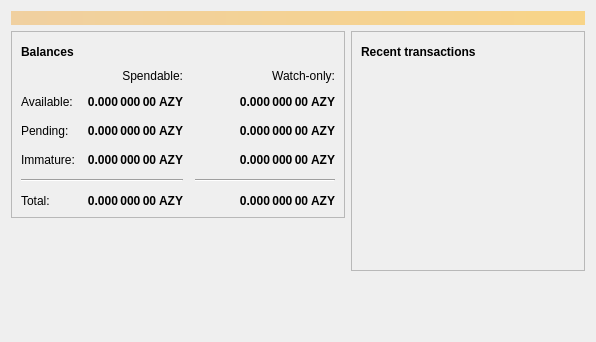
Azivar/AzzyCoin, file src/qt/forms/overviewpage.ui: the form before one commit.
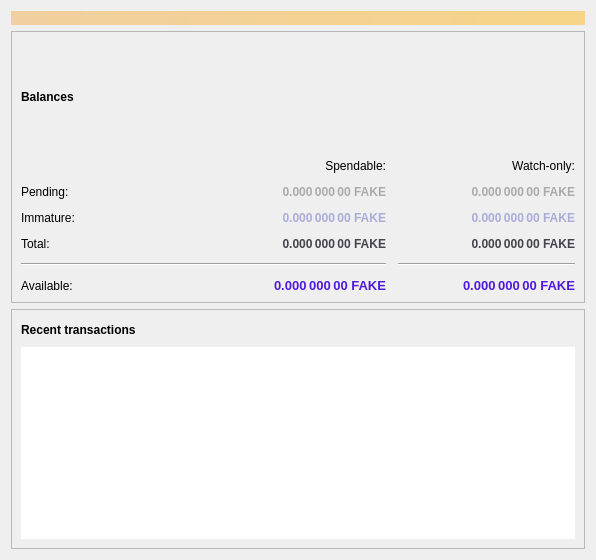
The form after the commit. Icons and pictures are not drawn.

Commit message: icons + net connection

Diff of the .ui file:
```diff
--- a/src/qt/forms/overviewpage.ui
+++ b/src/qt/forms/overviewpage.ui
@@ -7,12 +7,15 @@
     <x>0</x>
     <y>0</y>
     <width>596</width>
-    <height>342</height>
+    <height>560</height>
    </rect>
   </property>
   <property name="windowTitle">
    <string>Form</string>
   </property>
+  <property name="styleSheet">
+   <string notr="true"/>
+  </property>
   <layout class="QVBoxLayout" name="topLayout">
    <item>
     <widget class="QLabel" name="labelAlerts">
@@ -34,9 +37,7 @@
     </widget>
    </item>
    <item>
-    <layout class="QHBoxLayout" name="horizontalLayout" stretch="1,1">
-     <item>
-      <layout class="QVBoxLayout" name="verticalLayout_2">
+    <layout class="QHBoxLayout" name="horizontalLayout_5">
        <item>
         <widget class="QFrame" name="frame">
          <property name="frameShape">
@@ -95,17 +96,45 @@
              </widget>
             </item>
             <item>
-             <spacer name="horizontalSpacer_3">
-              <property name="orientation">
-               <enum>Qt::Horizontal</enum>
-              </property>
-              <property name="sizeHint" stdset="0">
-               <size>
-                <width>40</width>
-                <height>20</height>
-               </size>
-              </property>
-             </spacer>
+           <widget class="QLabel" name="label_wallet_bgcoin">
+            <property name="sizePolicy">
+             <sizepolicy hsizetype="Expanding" vsizetype="Expanding">
+              <horstretch>0</horstretch>
+              <verstretch>0</verstretch>
+             </sizepolicy>
+            </property>
+            <property name="autoFillBackground">
+             <bool>false</bool>
+            </property>
+            <property name="styleSheet">
+             <string notr="true">background-image: url(:/icons/overview_background); background-repeat: no-repeat; background-position: center;</string>
+            </property>
+            <property name="text">
+             <string/>
+            </property>
+            <property name="pixmap">
+             <pixmap>:/icons/overview_background; background-repeat: no-repeat; background-position: center;</pixmap>
+            </property>
+            <property name="scaledContents">
+             <bool>false</bool>
+            </property>
+            <property name="alignment">
+             <set>Qt::AlignCenter</set>
+            </property>
+            <property name="margin">
+             <number>-2</number>
+            </property>
+           </widget>
+          </item>
+          <item>
+           <widget class="QLabel" name="label">
+            <property name="text">
+             <string/>
+            </property>
+            <property name="pixmap">
+             <pixmap>:/icons/nottrue</pixmap>
+            </property>
+           </widget>
             </item>
            </layout>
           </item>
@@ -114,10 +143,21 @@
             <property name="spacing">
              <number>12</number>
             </property>
-            <item row="2" column="2">
-             <widget class="QLabel" name="labelWatchPending">
+          <item row="0" column="1">
+           <widget class="QLabel" name="labelSpendable">
+            <property name="text">
+             <string>Spendable:</string>
+            </property>
+            <property name="alignment">
+             <set>Qt::AlignRight|Qt::AlignTrailing|Qt::AlignVCenter</set>
+            </property>
+           </widget>
+          </item>
+          <item row="7" column="1">
+           <widget class="QLabel" name="labelBalance">
               <property name="font">
                <font>
+              <pointsize>10</pointsize>
                 <weight>75</weight>
                 <bold>true</bold>
                </font>
@@ -126,10 +166,13 @@
                <cursorShape>IBeamCursor</cursorShape>
               </property>
               <property name="toolTip">
-               <string>Unconfirmed transactions to watch-only addresses</string>
+             <string>Your current spendable balance</string>
+            </property>
+            <property name="styleSheet">
+             <string notr="true">color: rgb(80, 25, 221);</string>
               </property>
               <property name="text">
-               <string notr="true">0.000 000 00 AZY</string>
+             <string notr="true">0.000 000 00 FAKE</string>
               </property>
               <property name="alignment">
                <set>Qt::AlignRight|Qt::AlignTrailing|Qt::AlignVCenter</set>
@@ -139,8 +182,22 @@
               </property>
              </widget>
             </item>
-            <item row="2" column="1">
-             <widget class="QLabel" name="labelUnconfirmed">
+          <item row="7" column="0">
+           <widget class="QLabel" name="labelBalanceText">
+            <property name="text">
+             <string>Available:</string>
+            </property>
+           </widget>
+          </item>
+          <item row="2" column="0">
+           <widget class="QLabel" name="labelPendingText">
+            <property name="text">
+             <string>Pending:</string>
+            </property>
+           </widget>
+          </item>
+          <item row="3" column="1">
+           <widget class="QLabel" name="labelImmature">
               <property name="font">
                <font>
                 <weight>75</weight>
@@ -151,10 +208,13 @@
                <cursorShape>IBeamCursor</cursorShape>
               </property>
               <property name="toolTip">
-               <string>Total of transactions that have yet to be confirmed, and do not yet count toward the spendable balance</string>
+             <string>Mined balance that has not yet matured</string>
+            </property>
+            <property name="styleSheet">
+             <string notr="true">color: rgb(170, 172, 217);</string>
               </property>
               <property name="text">
-               <string notr="true">0.000 000 00 AZY</string>
+             <string notr="true">0.000 000 00 FAKE</string>
               </property>
               <property name="alignment">
                <set>Qt::AlignRight|Qt::AlignTrailing|Qt::AlignVCenter</set>
@@ -178,8 +238,11 @@
               <property name="toolTip">
                <string>Mined balance in watch-only addresses that has not yet matured</string>
               </property>
+            <property name="styleSheet">
+             <string notr="true">color: rgb(170, 172, 217);</string>
+            </property>
               <property name="text">
-               <string notr="true">0.000 000 00 AZY</string>
+             <string notr="true">0.000 000 00 FAKE</string>
               </property>
               <property name="alignment">
                <set>Qt::AlignRight|Qt::AlignTrailing|Qt::AlignVCenter</set>
@@ -189,14 +252,45 @@
               </property>
              </widget>
             </item>
-            <item row="4" column="0" colspan="2">
-             <widget class="Line" name="line">
-              <property name="orientation">
-               <enum>Qt::Horizontal</enum>
-              </property>
-             </widget>
-            </item>
-            <item row="4" column="2">
+          <item row="2" column="2">
+           <widget class="QLabel" name="labelWatchPending">
+            <property name="font">
+             <font>
+              <weight>75</weight>
+              <bold>true</bold>
+             </font>
+            </property>
+            <property name="cursor">
+             <cursorShape>IBeamCursor</cursorShape>
+            </property>
+            <property name="toolTip">
+             <string>Unconfirmed transactions to watch-only addresses</string>
+            </property>
+            <property name="styleSheet">
+             <string notr="true">color: rgb(170, 170, 170);</string>
+            </property>
+            <property name="text">
+             <string notr="true">0.000 000 00 FAKE</string>
+            </property>
+            <property name="alignment">
+             <set>Qt::AlignRight|Qt::AlignTrailing|Qt::AlignVCenter</set>
+            </property>
+            <property name="textInteractionFlags">
+             <set>Qt::LinksAccessibleByMouse|Qt::TextSelectableByKeyboard|Qt::TextSelectableByMouse</set>
+            </property>
+           </widget>
+          </item>
+          <item row="0" column="2">
+           <widget class="QLabel" name="labelWatchonly">
+            <property name="text">
+             <string>Watch-only:</string>
+            </property>
+            <property name="alignment">
+             <set>Qt::AlignRight|Qt::AlignTrailing|Qt::AlignVCenter</set>
+            </property>
+           </widget>
+          </item>
+          <item row="5" column="2">
              <widget class="Line" name="lineWatchBalance">
               <property name="sizePolicy">
                <sizepolicy hsizetype="Preferred" vsizetype="Fixed">
@@ -215,51 +309,6 @@
               </property>
              </widget>
             </item>
-            <item row="5" column="0">
-             <widget class="QLabel" name="labelTotalText">
-              <property name="text">
-               <string>Total:</string>
-              </property>
-             </widget>
-            </item>
-            <item row="3" column="1">
-             <widget class="QLabel" name="labelImmature">
-              <property name="font">
-               <font>
-                <weight>75</weight>
-                <bold>true</bold>
-               </font>
-              </property>
-              <property name="cursor">
-               <cursorShape>IBeamCursor</cursorShape>
-              </property>
-              <property name="toolTip">
-               <string>Mined balance that has not yet matured</string>
-              </property>
-              <property name="text">
-               <string notr="true">0.000 000 00 AZY</string>
-              </property>
-              <property name="alignment">
-               <set>Qt::AlignRight|Qt::AlignTrailing|Qt::AlignVCenter</set>
-              </property>
-              <property name="textInteractionFlags">
-               <set>Qt::LinksAccessibleByMouse|Qt::TextSelectableByKeyboard|Qt::TextSelectableByMouse</set>
-              </property>
-             </widget>
-            </item>
-            <item row="2" column="3">
-             <spacer name="horizontalSpacer_2">
-              <property name="orientation">
-               <enum>Qt::Horizontal</enum>
-              </property>
-              <property name="sizeHint" stdset="0">
-               <size>
-                <width>40</width>
-                <height>20</height>
-               </size>
-              </property>
-             </spacer>
-            </item>
             <item row="3" column="0">
              <widget class="QLabel" name="labelImmatureText">
               <property name="text">
@@ -267,7 +316,78 @@
               </property>
              </widget>
             </item>
-            <item row="5" column="1">
+          <item row="7" column="2">
+           <widget class="QLabel" name="labelWatchAvailable">
+            <property name="font">
+             <font>
+              <pointsize>10</pointsize>
+              <weight>75</weight>
+              <bold>true</bold>
+             </font>
+            </property>
+            <property name="cursor">
+             <cursorShape>IBeamCursor</cursorShape>
+            </property>
+            <property name="toolTip">
+             <string>Your current balance in watch-only addresses</string>
+            </property>
+            <property name="styleSheet">
+             <string notr="true">color: rgb(80, 25, 221);</string>
+            </property>
+            <property name="text">
+             <string notr="true">0.000 000 00 FAKE</string>
+            </property>
+            <property name="alignment">
+             <set>Qt::AlignRight|Qt::AlignTrailing|Qt::AlignVCenter</set>
+            </property>
+            <property name="textInteractionFlags">
+             <set>Qt::LinksAccessibleByMouse|Qt::TextSelectableByKeyboard|Qt::TextSelectableByMouse</set>
+            </property>
+           </widget>
+          </item>
+          <item row="2" column="1">
+           <widget class="QLabel" name="labelUnconfirmed">
+            <property name="font">
+             <font>
+              <weight>75</weight>
+              <bold>true</bold>
+             </font>
+            </property>
+            <property name="cursor">
+             <cursorShape>IBeamCursor</cursorShape>
+            </property>
+            <property name="toolTip">
+             <string>Total of transactions that have yet to be confirmed, and do not yet count toward the spendable balance</string>
+            </property>
+            <property name="styleSheet">
+             <string notr="true">color: rgb(170, 170, 170);</string>
+            </property>
+            <property name="text">
+             <string notr="true">0.000 000 00 FAKE</string>
+            </property>
+            <property name="alignment">
+             <set>Qt::AlignRight|Qt::AlignTrailing|Qt::AlignVCenter</set>
+            </property>
+            <property name="textInteractionFlags">
+             <set>Qt::LinksAccessibleByMouse|Qt::TextSelectableByKeyboard|Qt::TextSelectableByMouse</set>
+            </property>
+           </widget>
+          </item>
+          <item row="5" column="0" colspan="2">
+           <widget class="Line" name="line">
+            <property name="orientation">
+             <enum>Qt::Horizontal</enum>
+            </property>
+           </widget>
+          </item>
+          <item row="4" column="0">
+           <widget class="QLabel" name="labelTotalText">
+            <property name="text">
+             <string>Total:</string>
+            </property>
+           </widget>
+          </item>
+          <item row="4" column="1">
              <widget class="QLabel" name="labelTotal">
               <property name="font">
                <font>
@@ -281,8 +401,11 @@
               <property name="toolTip">
                <string>Your current total balance</string>
               </property>
+            <property name="styleSheet">
+             <string notr="true">color: rgb(68, 66, 76);</string>
+            </property>
               <property name="text">
-               <string notr="true">0.000 000 00 AZY</string>
+             <string notr="true">0.000 000 00 FAKE</string>
               </property>
               <property name="alignment">
                <set>Qt::AlignRight|Qt::AlignTrailing|Qt::AlignVCenter</set>
@@ -292,7 +415,7 @@
               </property>
              </widget>
             </item>
-            <item row="5" column="2">
+          <item row="4" column="2">
              <widget class="QLabel" name="labelWatchTotal">
               <property name="font">
                <font>
@@ -306,125 +429,36 @@
               <property name="toolTip">
                <string>Current total balance in watch-only addresses</string>
               </property>
-              <property name="text">
-               <string notr="true">0.000 000 00 AZY</string>
-              </property>
-              <property name="alignment">
-               <set>Qt::AlignRight|Qt::AlignTrailing|Qt::AlignVCenter</set>
-              </property>
-              <property name="textInteractionFlags">
-               <set>Qt::LinksAccessibleByMouse|Qt::TextSelectableByKeyboard|Qt::TextSelectableByMouse</set>
-              </property>
-             </widget>
-            </item>
-            <item row="0" column="2">
-             <widget class="QLabel" name="labelWatchonly">
+            <property name="styleSheet">
+             <string notr="true">color: rgb(68, 66, 76);</string>
+            </property>
               <property name="text">
-               <string>Watch-only:</string>
+             <string notr="true">0.000 000 00 FAKE</string>
               </property>
               <property name="alignment">
                <set>Qt::AlignRight|Qt::AlignTrailing|Qt::AlignVCenter</set>
               </property>
-             </widget>
-            </item>
-            <item row="1" column="0">
-             <widget class="QLabel" name="labelBalanceText">
-              <property name="text">
-               <string>Available:</string>
-              </property>
-             </widget>
-            </item>
-            <item row="1" column="1">
-             <widget class="QLabel" name="labelBalance">
-              <property name="font">
-               <font>
-                <weight>75</weight>
-                <bold>true</bold>
-               </font>
-              </property>
-              <property name="cursor">
-               <cursorShape>IBeamCursor</cursorShape>
-              </property>
-              <property name="toolTip">
-               <string>Your current spendable balance</string>
-              </property>
-              <property name="text">
-               <string notr="true">0.000 000 00 AZY</string>
-              </property>
-              <property name="alignment">
-               <set>Qt::AlignRight|Qt::AlignTrailing|Qt::AlignVCenter</set>
-              </property>
               <property name="textInteractionFlags">
                <set>Qt::LinksAccessibleByMouse|Qt::TextSelectableByKeyboard|Qt::TextSelectableByMouse</set>
               </property>
              </widget>
             </item>
-            <item row="1" column="2">
-             <widget class="QLabel" name="labelWatchAvailable">
-              <property name="font">
-               <font>
-                <weight>75</weight>
-                <bold>true</bold>
-               </font>
-              </property>
-              <property name="cursor">
-               <cursorShape>IBeamCursor</cursorShape>
-              </property>
-              <property name="toolTip">
-               <string>Your current balance in watch-only addresses</string>
-              </property>
-              <property name="text">
-               <string notr="true">0.000 000 00 AZY</string>
-              </property>
-              <property name="alignment">
-               <set>Qt::AlignRight|Qt::AlignTrailing|Qt::AlignVCenter</set>
-              </property>
-              <property name="textInteractionFlags">
-               <set>Qt::LinksAccessibleByMouse|Qt::TextSelectableByKeyboard|Qt::TextSelectableByMouse</set>
-              </property>
-             </widget>
-            </item>
-            <item row="2" column="0">
-             <widget class="QLabel" name="labelPendingText">
-              <property name="text">
-               <string>Pending:</string>
-              </property>
-             </widget>
-            </item>
-            <item row="0" column="1">
-             <widget class="QLabel" name="labelSpendable">
-              <property name="text">
-               <string>Spendable:</string>
-              </property>
-              <property name="alignment">
-               <set>Qt::AlignRight|Qt::AlignTrailing|Qt::AlignVCenter</set>
-              </property>
-             </widget>
-            </item>
            </layout>
           </item>
          </layout>
         </widget>
        </item>
-       <item>
-        <spacer name="verticalSpacer">
-         <property name="orientation">
-          <enum>Qt::Vertical</enum>
-         </property>
-         <property name="sizeHint" stdset="0">
-          <size>
-           <width>20</width>
-           <height>40</height>
-          </size>
-         </property>
-        </spacer>
-       </item>
       </layout>
      </item>
      <item>
-      <layout class="QVBoxLayout" name="verticalLayout_3">
+    <layout class="QHBoxLayout" name="horizontalLayout_3" stretch="0">
+     <item>
+      <layout class="QHBoxLayout" name="horizontalLayout">
        <item>
         <widget class="QFrame" name="frame_2">
+         <property name="autoFillBackground">
+          <bool>false</bool>
+         </property>
          <property name="frameShape">
           <enum>QFrame::StyledPanel</enum>
          </property>
@@ -497,8 +531,29 @@
           </item>
           <item>
            <widget class="QListView" name="listTransactions">
+            <property name="enabled">
+             <bool>true</bool>
+            </property>
+            <property name="sizePolicy">
+             <sizepolicy hsizetype="Preferred" vsizetype="Preferred">
+              <horstretch>0</horstretch>
+              <verstretch>0</verstretch>
+             </sizepolicy>
+            </property>
+            <property name="font">
+             <font>
+              <family>Roboto Lt</family>
+              <pointsize>8</pointsize>
+             </font>
+            </property>
+            <property name="acceptDrops">
+             <bool>false</bool>
+            </property>
+            <property name="autoFillBackground">
+             <bool>false</bool>
+            </property>
             <property name="styleSheet">
-             <string notr="true">QListView { background: transparent; }</string>
+             <string notr="true">background-image: url(:/icons/bitcoin2); background-repeat: no-repeat; background-position:center ; background-size:cover;</string>
             </property>
             <property name="frameShape">
              <enum>QFrame::NoFrame</enum>
@@ -517,19 +572,6 @@
          </layout>
         </widget>
        </item>
-       <item>
-        <spacer name="verticalSpacer_2">
-         <property name="orientation">
-          <enum>Qt::Vertical</enum>
-         </property>
-         <property name="sizeHint" stdset="0">
-          <size>
-           <width>20</width>
-           <height>40</height>
-          </size>
-         </property>
-        </spacer>
-       </item>
       </layout>
      </item>
     </layout>
```
Left out of the diff: 13 changed lines with no effect on the pictures. Lines whose indentation alone changed are shown as unchanged. The commit also changes 48 other files.
